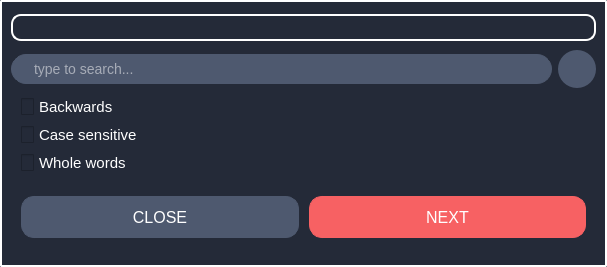
This is src/client/gui/ui/dialog_find.ui in aleoli/Shared-Editor as Qt 5 draws it before an edit. The edited form follows.
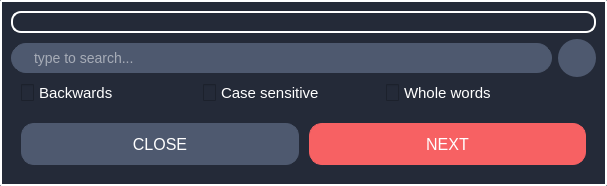
This is the edited form. Icons and pictures are not drawn.

What changed in the file:
```diff
--- a/src/client/gui/ui/dialog_find.ui
+++ b/src/client/gui/ui/dialog_find.ui
@@ -7,7 +7,7 @@
     <x>0</x>
     <y>0</y>
     <width>607</width>
-    <height>267</height>
+    <height>184</height>
    </rect>
   </property>
   <property name="windowTitle">
@@ -185,78 +185,6 @@
      </item>
     </layout>
    </item>
-   <item row="6" column="0">
-    <widget class="QCheckBox" name="cb_caseSensitive">
-     <property name="styleSheet">
-      <string notr="true">QCheckBox {
-    spacing: 5px;
-	font-size: 11pt;
-	color:white;
-	margin-bottom: 0px;
-	margin-left: 10px;
-	border: none;
-}
-
-QCheckBox::indicator {
-    width: 13px;
-	height: 17px;
-}
-
-QCheckBox::indicator:unchecked {
-    image: url(:/res/checkbox.png);
-}
-
-QCheckBox::indicator:checked {
-    image: url(:/res/checkbox_checked.png);
-}
-
-QCheckBox:focus {
-   border: none;
-   outline: none;
-}
-</string>
-     </property>
-     <property name="text">
-      <string>Case sensitive</string>
-     </property>
-    </widget>
-   </item>
-   <item row="7" column="0">
-    <widget class="QCheckBox" name="cb_wholeWords">
-     <property name="styleSheet">
-      <string notr="true">QCheckBox {
-    spacing: 5px;
-	font-size: 11pt;
-	color:white;
-	margin-bottom: 0px;
-	margin-left: 10px;
-	border: none;
-}
-
-QCheckBox::indicator {
-    width: 13px;
-	height: 17px;
-}
-
-QCheckBox::indicator:unchecked {
-    image: url(:/res/checkbox.png);
-}
-
-QCheckBox::indicator:checked {
-    image: url(:/res/checkbox_checked.png);
-}
-
-QCheckBox:focus {
-   border: none;
-   outline: none;
-}
-</string>
-     </property>
-     <property name="text">
-      <string>Whole words</string>
-     </property>
-    </widget>
-   </item>
    <item row="3" column="3">
     <widget class="QPushButton" name="btn_search">
      <property name="minimumSize">
@@ -357,6 +285,78 @@
      </property>
     </widget>
    </item>
+   <item row="5" column="1">
+    <widget class="QCheckBox" name="cb_caseSensitive">
+     <property name="styleSheet">
+      <string notr="true">QCheckBox {
+    spacing: 5px;
+	font-size: 11pt;
+	color:white;
+	margin-bottom: 0px;
+	margin-left: 10px;
+	border: none;
+}
+
+QCheckBox::indicator {
+    width: 13px;
+	height: 17px;
+}
+
+QCheckBox::indicator:unchecked {
+    image: url(:/res/checkbox.png);
+}
+
+QCheckBox::indicator:checked {
+    image: url(:/res/checkbox_checked.png);
+}
+
+QCheckBox:focus {
+   border: none;
+   outline: none;
+}
+</string>
+     </property>
+     <property name="text">
+      <string>Case sensitive</string>
+     </property>
+    </widget>
+   </item>
+   <item row="5" column="2">
+    <widget class="QCheckBox" name="cb_wholeWords">
+     <property name="styleSheet">
+      <string notr="true">QCheckBox {
+    spacing: 5px;
+	font-size: 11pt;
+	color:white;
+	margin-bottom: 0px;
+	margin-left: 10px;
+	border: none;
+}
+
+QCheckBox::indicator {
+    width: 13px;
+	height: 17px;
+}
+
+QCheckBox::indicator:unchecked {
+    image: url(:/res/checkbox.png);
+}
+
+QCheckBox::indicator:checked {
+    image: url(:/res/checkbox_checked.png);
+}
+
+QCheckBox:focus {
+   border: none;
+   outline: none;
+}
+</string>
+     </property>
+     <property name="text">
+      <string>Whole words</string>
+     </property>
+    </widget>
+   </item>
   </layout>
  </widget>
  <tabstops>
```
Left out of the diff: 2 changed lines with no effect on the pictures.
